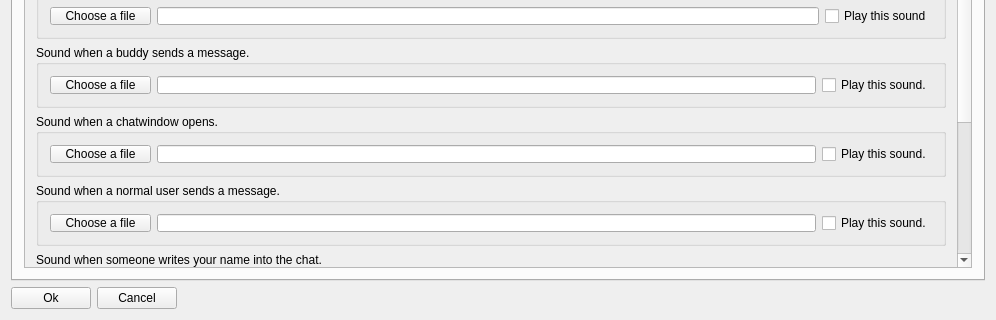
Qt form trunk/src/wormnet/settingswindow.ui (svn2github/twsoldunsupported) before a commit; both pictures show x 0 to 996 and y 248 to 568 of the 996 by 568 pixel window.
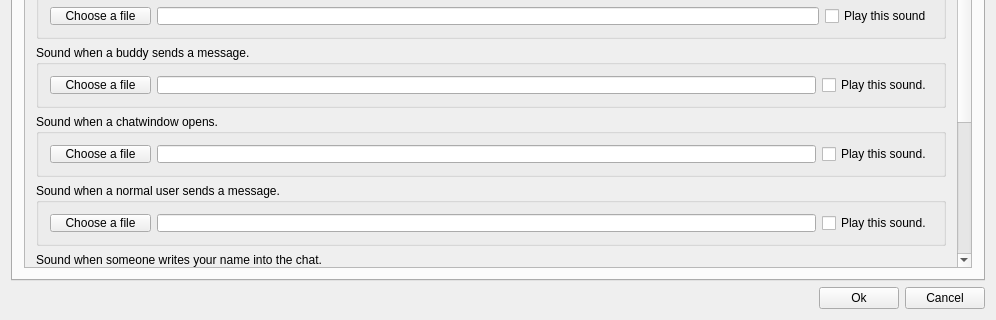
The same form after that commit. The open tabs and pages were chosen to show the change.

What changed in the file:
```diff
--- a/trunk/src/wormnet/settingswindow.ui
+++ b/trunk/src/wormnet/settingswindow.ui
@@ -1181,20 +1181,6 @@
      </item>
      <item>
       <layout class="QHBoxLayout" name="horizontalLayout_6">
-       <item>
-        <widget class="QPushButton" name="ok">
-         <property name="text">
-          <string>Ok</string>
-         </property>
-        </widget>
-       </item>
-       <item>
-        <widget class="QPushButton" name="cancel">
-         <property name="text">
-          <string>Cancel</string>
-         </property>
-        </widget>
-       </item>
        <item>
         <spacer name="horizontalSpacer">
          <property name="orientation">
@@ -1208,6 +1194,20 @@
          </property>
         </spacer>
        </item>
+       <item>
+        <widget class="QPushButton" name="ok">
+         <property name="text">
+          <string>Ok</string>
+         </property>
+        </widget>
+       </item>
+       <item>
+        <widget class="QPushButton" name="cancel">
+         <property name="text">
+          <string>Cancel</string>
+         </property>
+        </widget>
+       </item>
       </layout>
      </item>
     </layout>
```
Left out of the diff: 2 changed lines with no effect on the pictures.
